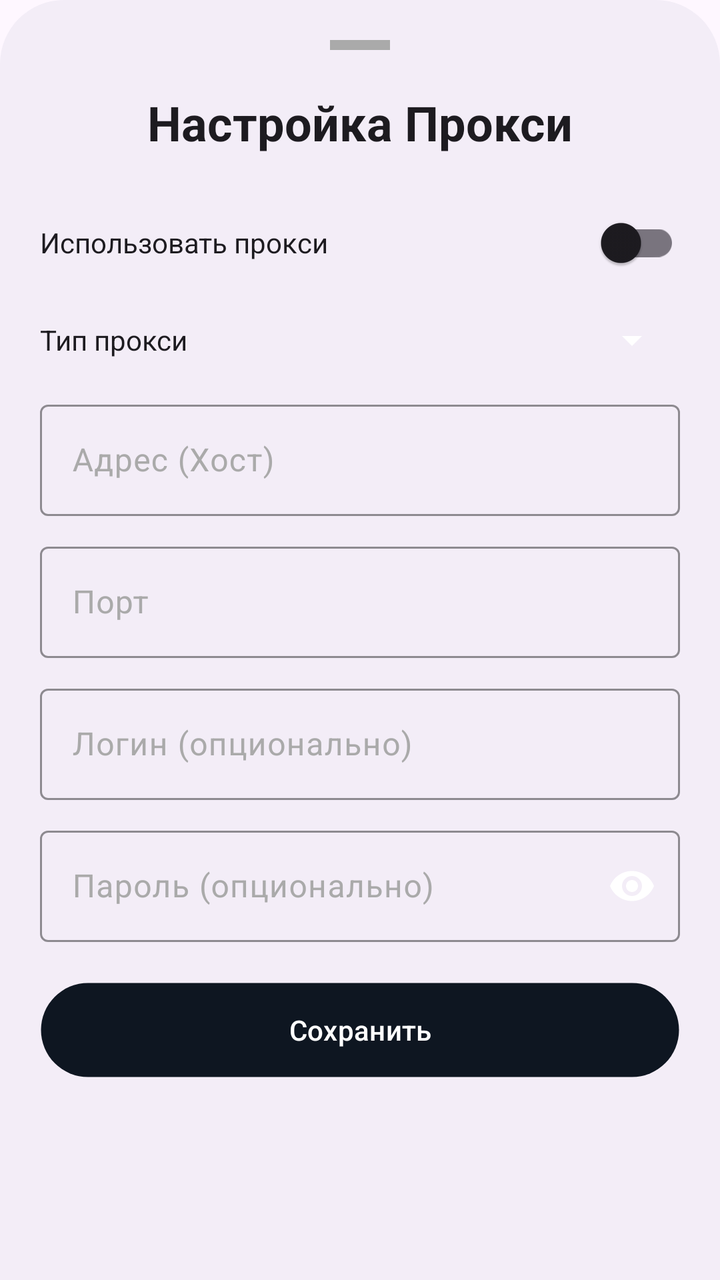
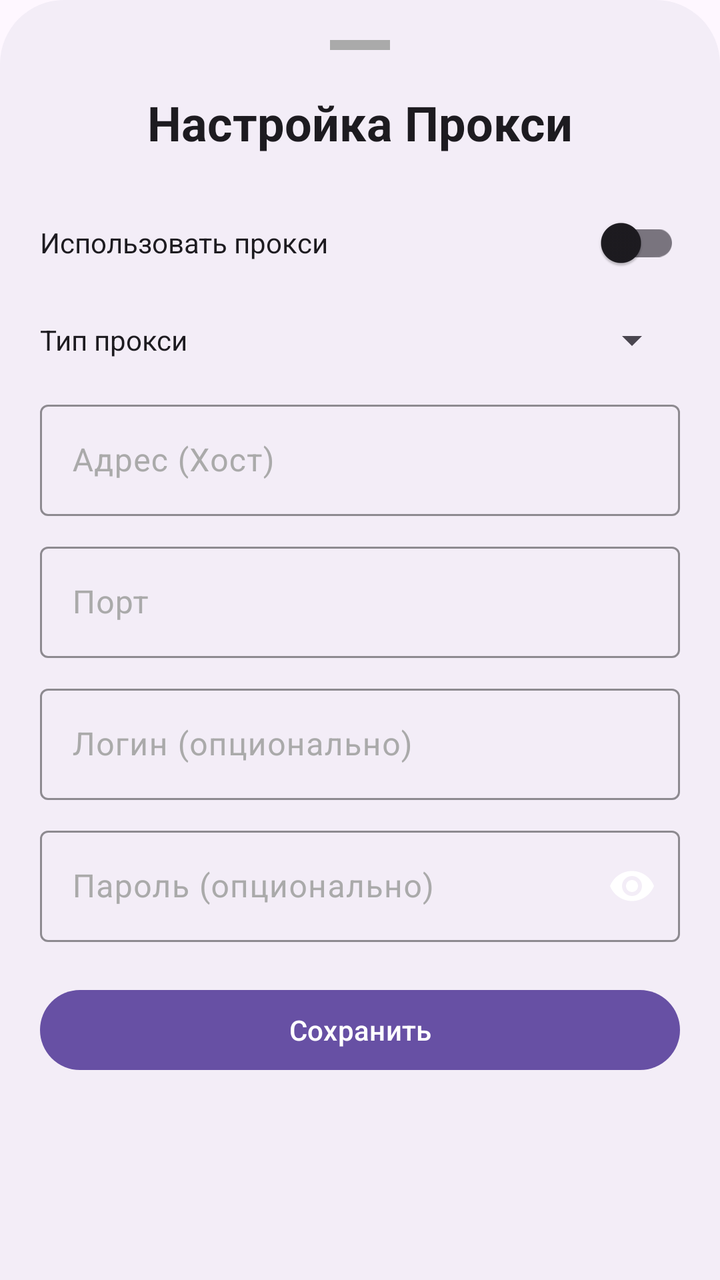

The first picture is an Android layout as it rendered before a commit; the second is the same layout after the commit. The layout source and the unified diff follow.
<!-- AndroidManifest.xml: application theme DefaultTheme -->
<!-- res/layout/proxy_bottom_sheet.xml -->
<?xml version="1.0" encoding="utf-8"?>
<androidx.core.widget.NestedScrollView xmlns:android="http://schemas.android.com/apk/res/android"
    xmlns:app="http://schemas.android.com/apk/res-auto"
    android:layout_width="match_parent"
    android:layout_height="wrap_content"
    android:background="@drawable/bottom_sheet_rounded">

    <androidx.constraintlayout.widget.ConstraintLayout
        android:layout_width="match_parent"
        android:layout_height="wrap_content"
        android:padding="20dp">

        <View
            android:id="@+id/handle"
            android:layout_width="30dp"
            android:layout_height="5dp"
            android:background="@android:color/darker_gray"
            app:layout_constraintEnd_toEndOf="parent"
            app:layout_constraintStart_toStartOf="parent"
            app:layout_constraintTop_toTopOf="parent" />

        <TextView
            android:id="@+id/tvProxyHeader"
            style="@style/BottomSheetHeader"
            android:layout_marginTop="20dp"
            android:text="@string/socks_proxy_dialog_title"
            app:layout_constraintEnd_toEndOf="parent"
            app:layout_constraintStart_toStartOf="parent"
            app:layout_constraintTop_toBottomOf="@id/handle" />

        <com.google.android.material.switchmaterial.SwitchMaterial
            android:id="@+id/swProxyEnabled"
            android:layout_width="match_parent"
            android:layout_height="wrap_content"
            android:layout_marginTop="20dp"
            android:text="@string/socks_proxy_enable"
            app:layout_constraintTop_toBottomOf="@id/tvProxyHeader"
            style="@style/BottomSheetTextView" />

        <TextView
            android:id="@+id/tvProxyTypeLabel"
            android:layout_width="wrap_content"
            android:layout_height="wrap_content"
            android:layout_marginTop="15dp"
            android:text="@string/socks_proxy_type"
            app:layout_constraintStart_toStartOf="parent"
            app:layout_constraintTop_toBottomOf="@id/swProxyEnabled"
            style="@style/BottomSheetTextView" />

        <Spinner
            android:id="@+id/spProxyType"
            android:layout_width="0dp"
            android:layout_height="wrap_content"
            android:layout_marginStart="10dp"
            android:backgroundTint="@android:color/white"
            app:layout_constraintBottom_toBottomOf="@id/tvProxyTypeLabel"
            app:layout_constraintEnd_toEndOf="parent"
            app:layout_constraintStart_toEndOf="@id/tvProxyTypeLabel"
            app:layout_constraintTop_toTopOf="@id/tvProxyTypeLabel" />

        <com.google.android.material.textfield.TextInputLayout
            android:id="@+id/tilProxyHost"
            android:layout_width="match_parent"
            android:layout_height="wrap_content"
            android:layout_marginTop="15dp"
            android:hint="@string/socks_proxy_host"
            app:hintTextColor="@android:color/white"
            android:textColorHint="@android:color/darker_gray"
            app:boxStrokeColor="@android:color/white"
            app:layout_constraintTop_toBottomOf="@id/spProxyType">

            <com.google.android.material.textfield.TextInputEditText
                android:id="@+id/etProxyHost"
                android:layout_width="match_parent"
                android:layout_height="wrap_content"
                android:inputType="textUri"
                android:textColor="@android:color/white"
                android:backgroundTint="@android:color/white" />
        </com.google.android.material.textfield.TextInputLayout>

        <com.google.android.material.textfield.TextInputLayout
            android:id="@+id/tilProxyPort"
            android:layout_width="match_parent"
            android:layout_height="wrap_content"
            android:layout_marginTop="10dp"
            android:hint="@string/socks_proxy_port"
            app:hintTextColor="@android:color/white"
            android:textColorHint="@android:color/darker_gray"
            app:boxStrokeColor="@android:color/white"
            app:layout_constraintTop_toBottomOf="@id/tilProxyHost">

            <com.google.android.material.textfield.TextInputEditText
                android:id="@+id/etProxyPort"
                android:layout_width="match_parent"
                android:layout_height="wrap_content"
                android:inputType="number"
                android:textColor="@android:color/white"
                android:backgroundTint="@android:color/white" />
        </com.google.android.material.textfield.TextInputLayout>

        <com.google.android.material.textfield.TextInputLayout
            android:id="@+id/tilProxyUser"
            android:layout_width="match_parent"
            android:layout_height="wrap_content"
            android:layout_marginTop="10dp"
            android:hint="@string/socks_proxy_username"
            app:hintTextColor="@android:color/white"
            android:textColorHint="@android:color/darker_gray"
            app:boxStrokeColor="@android:color/white"
            app:layout_constraintTop_toBottomOf="@id/tilProxyPort">

            <com.google.android.material.textfield.TextInputEditText
                android:id="@+id/etProxyUser"
                android:layout_width="match_parent"
                android:layout_height="wrap_content"
                android:inputType="text"
                android:textColor="@android:color/white"
                android:backgroundTint="@android:color/white" />
        </com.google.android.material.textfield.TextInputLayout>

        <com.google.android.material.textfield.TextInputLayout
            android:id="@+id/tilProxyPassword"
            android:layout_width="match_parent"
            android:layout_height="wrap_content"
            android:layout_marginTop="10dp"
            android:hint="@string/socks_proxy_password"
            app:hintTextColor="@android:color/white"
            android:textColorHint="@android:color/darker_gray"
            app:boxStrokeColor="@android:color/white"
            app:endIconMode="password_toggle"
            app:endIconTint="@android:color/white"
            app:layout_constraintTop_toBottomOf="@id/tilProxyUser">

            <com.google.android.material.textfield.TextInputEditText
                android:id="@+id/etProxyPassword"
                android:layout_width="match_parent"
                android:layout_height="wrap_content"
                android:inputType="textPassword"
                android:textColor="@android:color/white"
                android:backgroundTint="@android:color/white" />
        </com.google.android.material.textfield.TextInputLayout>

        <Button
            android:id="@+id/btnSave"
            android:layout_width="match_parent"
            android:layout_height="wrap_content"
            android:layout_marginTop="20dp"
            android:background="@drawable/btn_shape_round"
            android:text="@string/save"
            android:textColor="@android:color/white"
            app:backgroundTint="@color/orbot_btn_enabled_purple"
            app:layout_constraintTop_toBottomOf="@id/tilProxyPassword" />

    </androidx.constraintlayout.widget.ConstraintLayout>
</androidx.core.widget.NestedScrollView>
<!-- resources referenced by this layout -->
<resources>
  <color name="orbot_btn_enabled_purple">#0E1621</color>
  <!-- drawable bottom_sheet_rounded (drawable) -->
  <?xml version="1.0" encoding="utf-8"?>
  <shape xmlns:android="http://schemas.android.com/apk/res/android"
      android:shape="rectangle">
      <solid android:color="?attr/colorSurfaceContainer" />
      <corners
          android:topLeftRadius="32dp"
          android:topRightRadius="32dp"
          android:bottomLeftRadius="0dp"
          android:bottomRightRadius="0dp" />
  </shape>
  <!-- drawable btn_shape_round (drawable) -->
  <?xml version="1.0" encoding="utf-8"?>
  <shape xmlns:android="http://schemas.android.com/apk/res/android"
      android:padding="16dp"
      android:shape="rectangle">
      <stroke
          android:width="1dp"
          android:color="@android:color/transparent" />
      <corners android:radius="32dp" />
  </shape>
  <string name="save">Сохранить</string>
  <string name="socks_proxy_dialog_title">Настройка Прокси</string>
  <string name="socks_proxy_enable">Использовать прокси</string>
  <string name="socks_proxy_host">Адрес (Хост)</string>
  <string name="socks_proxy_password">Пароль (опционально)</string>
  <string name="socks_proxy_port">Порт</string>
  <string name="socks_proxy_type">Тип прокси</string>
  <string name="socks_proxy_username">Логин (опционально)</string>
  <style name="BottomSheetHeader" parent="BottomSheetTextView">
          <item name="android:layout_marginTop">8dp</item>
          <item name="android:gravity">center_horizontal</item>
          <item name="android:textStyle">bold</item>
          <item name="android:layout_width">wrap_content</item>
          <item name="android:layout_height">wrap_content</item>
          <item name="android:textSize">24sp</item>
      </style>
  <style name="BottomSheetTextView" parent="android:Widget.TextView">
          <item name="android:textColor">?attr/colorOnSurface</item>
          <item name="android:layout_width">wrap_content</item>
          <item name="android:layout_height">wrap_content</item>
      </style>
  <style name="DefaultTheme" parent="Theme.Material3.DayNight.NoActionBar">
          <item name="preferenceTheme">@style/PrefsTheme</item>
      </style>
  <style name="PrefsTheme" parent="PreferenceThemeOverlay">
          <item name="android:layout">@layout/fragment_settings</item>
      </style>
</resources>

<!-- the commit's change to res/layout/proxy_bottom_sheet.xml (unified diff, before → after) -->
@@ -52,7 +52,7 @@
             android:layout_width="0dp"
             android:layout_height="wrap_content"
             android:layout_marginStart="10dp"
-            android:backgroundTint="@android:color/white"
+
             app:layout_constraintBottom_toBottomOf="@id/tvProxyTypeLabel"
             app:layout_constraintEnd_toEndOf="parent"
             app:layout_constraintStart_toEndOf="@id/tvProxyTypeLabel"
@@ -73,9 +73,9 @@
                 android:id="@+id/etProxyHost"
                 android:layout_width="match_parent"
                 android:layout_height="wrap_content"
-                android:inputType="textUri"
-                android:textColor="@android:color/white"
-                android:backgroundTint="@android:color/white" />
+                android:inputType="textUri" />
+
+
         </com.google.android.material.textfield.TextInputLayout>
 
         <com.google.android.material.textfield.TextInputLayout
@@ -93,9 +93,9 @@
                 android:id="@+id/etProxyPort"
                 android:layout_width="match_parent"
                 android:layout_height="wrap_content"
-                android:inputType="number"
-                android:textColor="@android:color/white"
-                android:backgroundTint="@android:color/white" />
+                android:inputType="number" />
+
+
         </com.google.android.material.textfield.TextInputLayout>
 
         <com.google.android.material.textfield.TextInputLayout
@@ -113,9 +113,9 @@
                 android:id="@+id/etProxyUser"
                 android:layout_width="match_parent"
                 android:layout_height="wrap_content"
-                android:inputType="text"
-                android:textColor="@android:color/white"
-                android:backgroundTint="@android:color/white" />
+                android:inputType="text" />
+
+
         </com.google.android.material.textfield.TextInputLayout>
 
         <com.google.android.material.textfield.TextInputLayout
@@ -135,9 +135,9 @@
                 android:id="@+id/etProxyPassword"
                 android:layout_width="match_parent"
                 android:layout_height="wrap_content"
-                android:inputType="textPassword"
-                android:textColor="@android:color/white"
-                android:backgroundTint="@android:color/white" />
+                android:inputType="textPassword" />
+
+
         </com.google.android.material.textfield.TextInputLayout>
 
         <Button
@@ -145,10 +145,10 @@
             android:layout_width="match_parent"
             android:layout_height="wrap_content"
             android:layout_marginTop="20dp"
-            android:background="@drawable/btn_shape_round"
+
             android:text="@string/save"
-            android:textColor="@android:color/white"
-            app:backgroundTint="@color/orbot_btn_enabled_purple"
+
+
             app:layout_constraintTop_toBottomOf="@id/tilProxyPassword" />
 
     </androidx.constraintlayout.widget.ConstraintLayout>
<!-- resource entries referenced after the edit -->
@@ -1,6 +1,5 @@
 <!-- resources referenced by this layout -->
 <resources>
-  <color name="orbot_btn_enabled_purple">#0E1621</color>
   <!-- drawable bottom_sheet_rounded (drawable) -->
   <?xml version="1.0" encoding="utf-8"?>
   <shape xmlns:android="http://schemas.android.com/apk/res/android"
@@ -11,16 +10,6 @@
           android:topRightRadius="32dp"
           android:bottomLeftRadius="0dp"
           android:bottomRightRadius="0dp" />
-  </shape>
-  <!-- drawable btn_shape_round (drawable) -->
-  <?xml version="1.0" encoding="utf-8"?>
-  <shape xmlns:android="http://schemas.android.com/apk/res/android"
-      android:padding="16dp"
-      android:shape="rectangle">
-      <stroke
-          android:width="1dp"
-          android:color="@android:color/transparent" />
-      <corners android:radius="32dp" />
   </shape>
   <string name="save">Сохранить</string>
   <string name="socks_proxy_dialog_title">Настройка Прокси</string>
